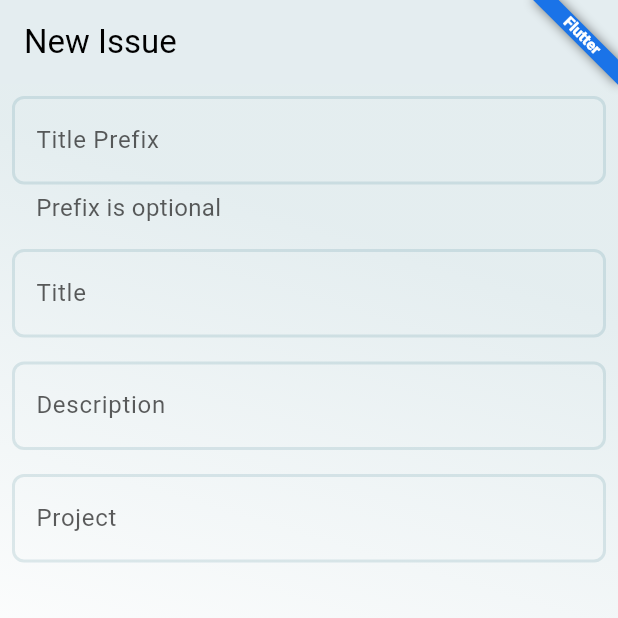
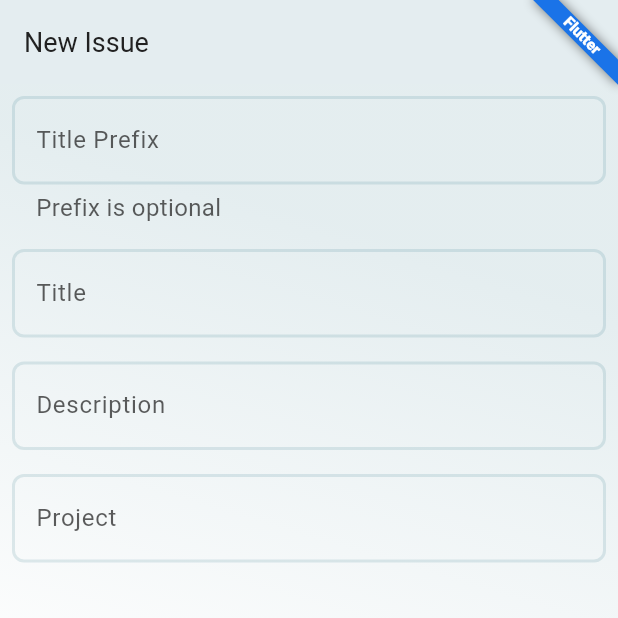
Before and after one commit to ronipaschoal/issues, a Flutter app: the screen it shows after launch, item 2 of the bottom bar chosen, on a phone screen of 412 x 824 dp, the top half of it. Run offline on Flutter 3.47's test engine with Material 3 defaults, Android fonts, the phone set to English and light mode, and no system bars; our stand-ins replace flutter_bloc, go_router; generated files the repository leaves out were written again.

Commit message:
fix: adjust title color

```diff
--- a/lib/ui/ui_theme.dart
+++ b/lib/ui/ui_theme.dart
@@ -56,6 +56,10 @@ sealed class UiTheme {
         color: UiTheme.textColorMedium,
       ),
       bodyLarge: TextStyle(
+        fontSize: UiTheme.fontSizeLarge,
+        color: UiTheme.textColor,
+      ),
+      titleLarge: TextStyle(
         fontSize: UiTheme.fontSizeLarge,
         color: UiTheme.textColor,
       ),
@@ -137,6 +141,7 @@ sealed class UiThemeDark {
       bodySmall: textTheme.bodySmall!.copyWith(color: textColorBright),
       bodyMedium: textTheme.bodyMedium!.copyWith(color: textColorBright),
       bodyLarge: textTheme.bodyLarge!.copyWith(color: textColorBright),
+      titleLarge: textTheme.titleLarge!.copyWith(color: textColorBright),
     ),
     inputDecorationTheme: InputDecorationTheme(
       floatingLabelStyle: inputDecorationTheme.floatingLabelStyle! //
```
